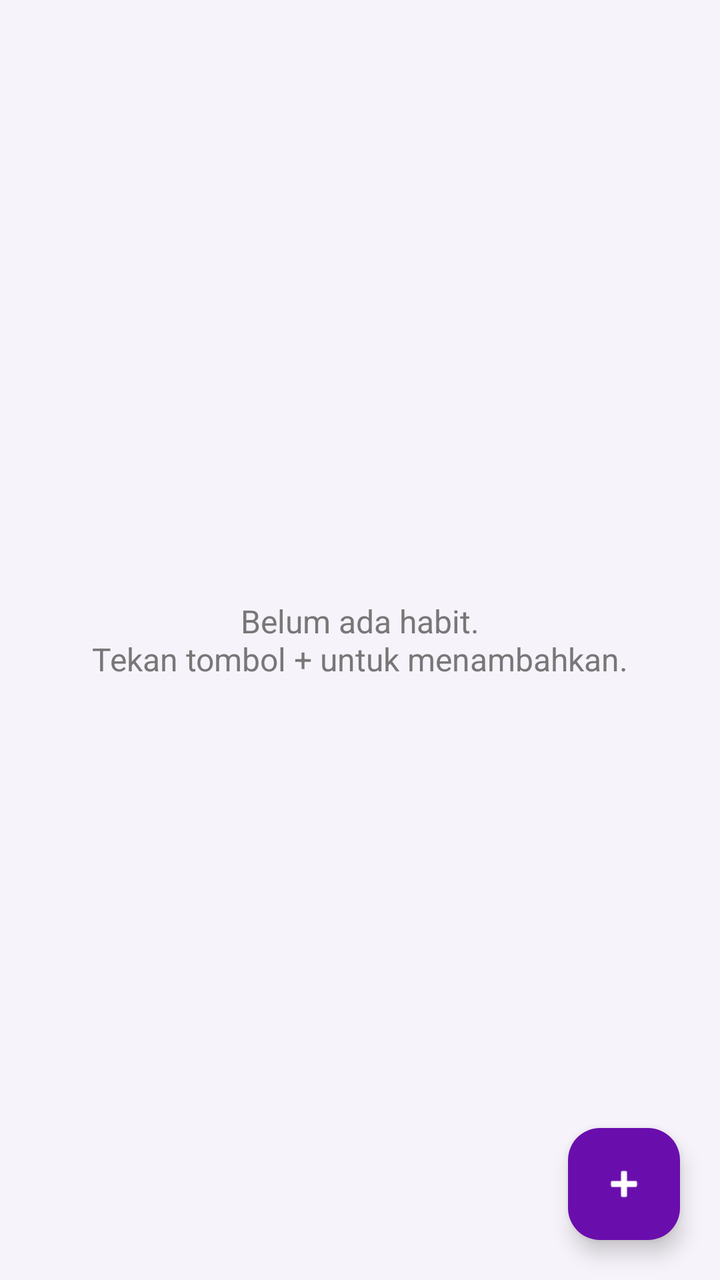
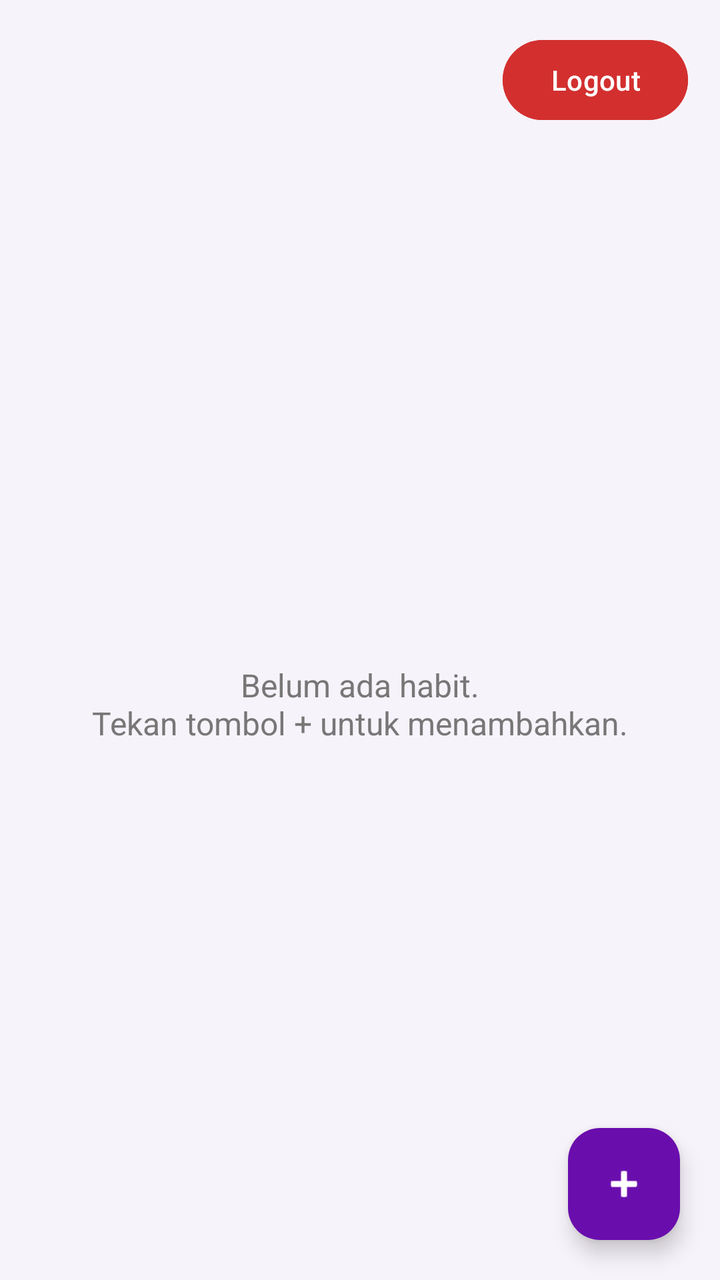

Screens rendered from an Android XML layout before and after an edit, with the pre-edit source and the edit as a unified diff.
<!-- AndroidManifest.xml: application theme Theme.HabitTracker -->
<!-- res/layout/fragment_dashboard.xml -->
<?xml version="1.0" encoding="utf-8"?>
<layout xmlns:android="http://schemas.android.com/apk/res/android"
    xmlns:app="http://schemas.android.com/apk/res-auto">

    <data>

    </data>

    <androidx.constraintlayout.widget.ConstraintLayout
        android:layout_width="match_parent"
        android:layout_height="match_parent"
        android:background="#F7F3FA">

        <androidx.recyclerview.widget.RecyclerView
            android:id="@+id/rvHabits"
            android:layout_width="match_parent"
            android:layout_height="0dp"
            android:paddingTop="8dp"
            android:paddingBottom="80dp"
            android:clipToPadding="false"
            android:visibility="gone"
            app:layout_constraintTop_toTopOf="parent"
            app:layout_constraintBottom_toBottomOf="parent" />

        <TextView
            android:id="@+id/tvEmptyMessage"
            android:layout_width="wrap_content"
            android:layout_height="wrap_content"
            android:text="Belum ada habit.\nTekan tombol + untuk menambahkan."
            android:textAlignment="center"
            android:textSize="16sp"
            android:textColor="#777777"
            android:visibility="visible"
            app:layout_constraintTop_toTopOf="parent"
            app:layout_constraintBottom_toBottomOf="parent"
            app:layout_constraintStart_toStartOf="parent"
            app:layout_constraintEnd_toEndOf="parent" />

        <com.google.android.material.floatingactionbutton.FloatingActionButton
            android:id="@+id/fabAdd"
            android:layout_width="wrap_content"
            android:layout_height="wrap_content"
            android:layout_margin="20dp"
            android:src="@android:drawable/ic_input_add"
            app:backgroundTint="#6A0DAD"
            app:tint="@android:color/white"
            app:layout_constraintBottom_toBottomOf="parent"
            app:layout_constraintEnd_toEndOf="parent" />

    </androidx.constraintlayout.widget.ConstraintLayout>

</layout>
<!-- resources referenced by this layout -->
<resources>
  <style name="Theme.HabitTracker" parent="Base.Theme.HabitTracker" />
  <style name="Base.Theme.HabitTracker" parent="Theme.Material3.DayNight.NoActionBar">
          
          
      </style>
</resources>

<!-- the commit's change to res/layout/fragment_dashboard.xml (unified diff, before → after) -->
@@ -11,6 +11,18 @@
         android:layout_height="match_parent"
         android:background="#F7F3FA">
 
+        <Button
+            android:id="@+id/btnLogout"
+            android:layout_width="wrap_content"
+            android:layout_height="wrap_content"
+            android:text="Logout"
+            android:textAllCaps="false"
+            android:layout_margin="16dp"
+            android:backgroundTint="#D32F2F"
+            android:textColor="@android:color/white"
+            app:layout_constraintTop_toTopOf="parent"
+            app:layout_constraintEnd_toEndOf="parent"/>
+
         <androidx.recyclerview.widget.RecyclerView
             android:id="@+id/rvHabits"
             android:layout_width="match_parent"
@@ -19,7 +31,7 @@
             android:paddingBottom="80dp"
             android:clipToPadding="false"
             android:visibility="gone"
-            app:layout_constraintTop_toTopOf="parent"
+            app:layout_constraintTop_toBottomOf="@id/btnLogout"
             app:layout_constraintBottom_toBottomOf="parent" />
 
         <TextView
@@ -31,7 +43,7 @@
             android:textSize="16sp"
             android:textColor="#777777"
             android:visibility="visible"
-            app:layout_constraintTop_toTopOf="parent"
+            app:layout_constraintTop_toBottomOf="@id/btnLogout"
             app:layout_constraintBottom_toBottomOf="parent"
             app:layout_constraintStart_toStartOf="parent"
             app:layout_constraintEnd_toEndOf="parent" />
